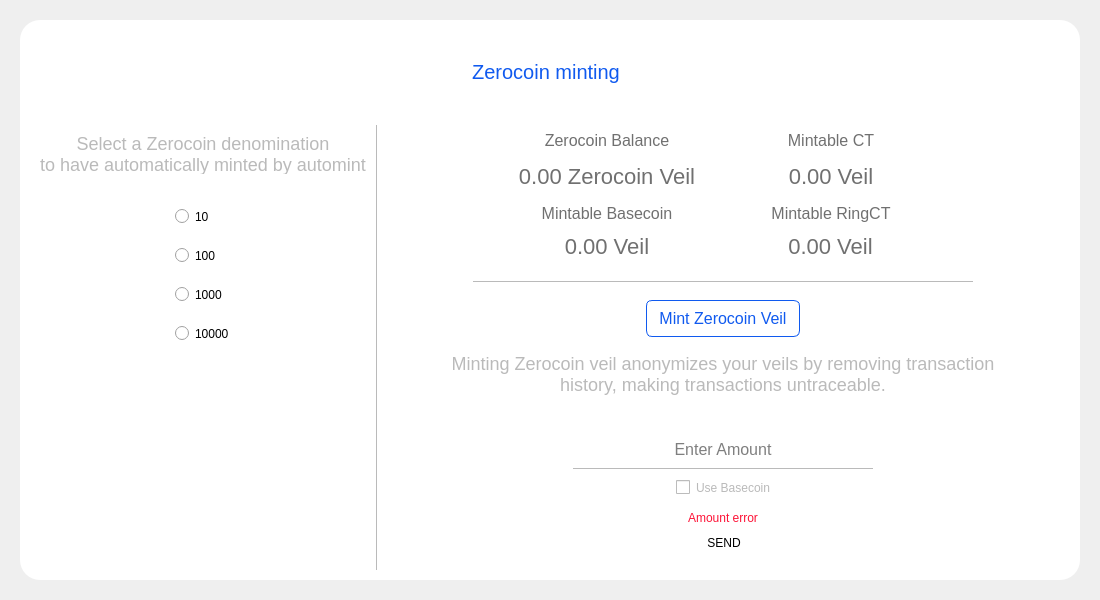
Above: src/qt/veil/forms/settingsminting.ui from Veil-Project/veil before the change. Below: the same form after it.
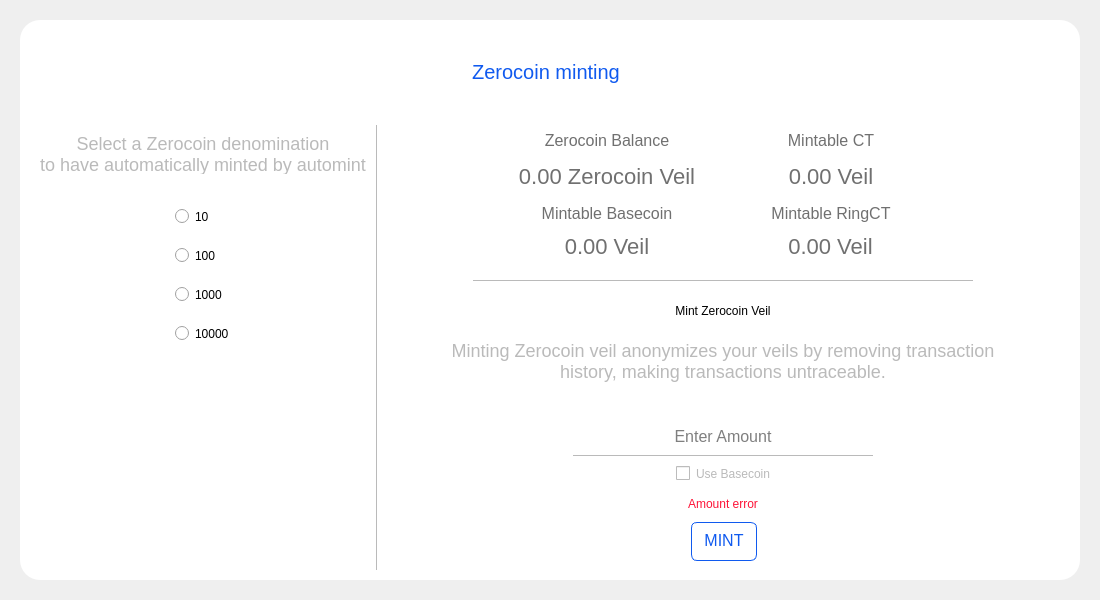
That is the form after the change. Icons and pictures are not drawn.

Commit message: transaction record fields initialized + settings minting button style changed

Diff of the .ui file:
```diff
--- a/src/qt/veil/forms/settingsminting.ui
+++ b/src/qt/veil/forms/settingsminting.ui
@@ -767,21 +767,7 @@
                <enum>Qt::NoFocus</enum>
               </property>
               <property name="styleSheet">
-               <string notr="true">#btnMint {
-border-radius: 6px;
-color: #105aef;
-font-size: 16px;
-background-color:#FFFFFF;
-border:1px solid #105aef;
-line-height:10px;
-padding:8 12 8 12 ;
-}
-
-#btnMint:hover {
-background-color:#FFFFFF;
-color:#0e45b4;
-border:1px solid #0e45b4;
-}</string>
+               <string notr="true"/>
               </property>
               <property name="text">
                <string>Mint Zerocoin Veil</string>
@@ -927,10 +913,25 @@
                  <enum>Qt::NoFocus</enum>
                 </property>
                 <property name="styleSheet">
-                 <string notr="true">padding-bottom:10px;</string>
+                 <string notr="true">#btnSendMint {
+border-radius: 6px;
+color: #105aef;
+font-size: 16px;
+background-color:#FFFFFF;
+border:1px solid #105aef;
+line-height:10px;
+padding:8px 12px 8px 12px ;
+padding-bottom:10px;
+}
+
+#btnSendMint:hover {
+background-color:#FFFFFF;
+color:#0e45b4;
+border:1px solid #0e45b4;
+}</string>
                 </property>
                 <property name="text">
-                 <string>SEND</string>
+                 <string>MINT</string>
                 </property>
                </widget>
               </item>
```
The commit also changes 4 other files.
